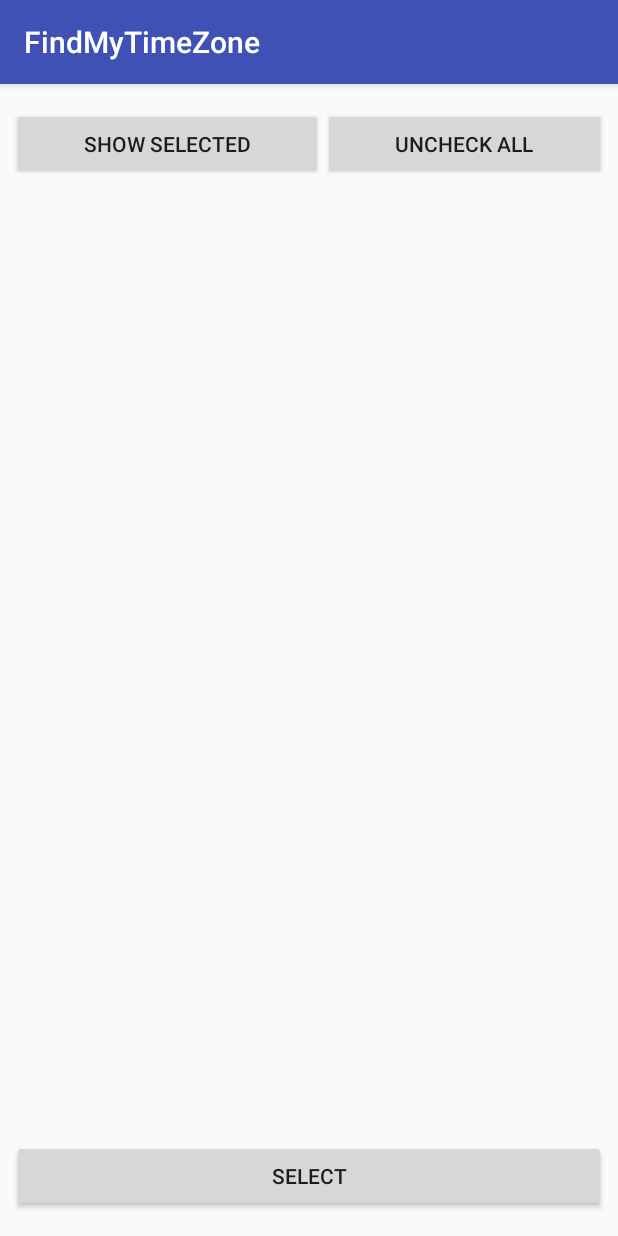
After one commit to patelprashant/FindMyTimeZone, an Android app: the SelectTimezonesActivity screen opened directly, with no data from a screen before it, on a phone screen of 412 x 824 dp. The commit adds this screen. Run offline under Robolectric (Android 15) with nearby library versions, the phone set to English and light mode, and no system bars.

Commit message:
Added layout for selection of timezones and action to floating button

```diff
--- a/app/src/main/AndroidManifest.xml
+++ b/app/src/main/AndroidManifest.xml
@@ -16,7 +16,8 @@
                 <category android:name="android.intent.category.LAUNCHER" />
             </intent-filter>
         </activity>
-        <activity android:name=".TimeZoneActivity"></activity>
+        <activity android:name=".TimeZoneActivity" />
+        <activity android:name=".SelectTimezonesActivity"></activity>
     </application>
 
 </manifest>
--- a/app/src/main/java/com/example/findmytimezone/MainActivity.kt
+++ b/app/src/main/java/com/example/findmytimezone/MainActivity.kt
@@ -12,6 +12,11 @@ import kotlinx.android.synthetic.main.activity_main.*
 import java.text.DateFormat
 import java.text.SimpleDateFormat
 import java.util.*
+import kotlin.collections.ArrayList
+
+
+
+
 
 
 class MainActivity : AppCompatActivity(), OnSeekBarChangeListener, View.OnClickListener {
@@ -50,12 +55,24 @@ class MainActivity : AppCompatActivity(), OnSeekBarChangeListener, View.OnClickL
         seekBarView!!.setOnSeekBarChangeListener(this)
         dateButtonView?.setOnClickListener(this)
 
+        setupListViewAdapter()
+        listViewMainView!!.onItemClickListener = AdapterView.OnItemClickListener { adapterView, view, i, l ->
+            selectedTimeZoneMain = TimeZone.getTimeZone(selectedTimezonesMain[i])
+            convertTimeZoneData(userTimeZone, selectedTimeZoneMain)
+        }
+    }
+
+    fun selectTimezones(view: View) {
+        val bundle = Bundle()
+        bundle.putStringArrayList("selectedTimezones", ArrayList(Arrays.asList(selectedTimezonesMain[0])))
+        val intent = Intent(this, SelectTimezonesActivity::class.java)
+        intent.putExtra("selectedTimezonesBundle", bundle)
+        startActivityForResult(intent, 2)
+    }
+
+    private fun setupListViewAdapter() {
         val adapterMain = ArrayAdapter<String>(this, android.R.layout.simple_list_item_1, android.R.id.text1, selectedTimezonesMain)
         listViewMainView?.adapter = adapterMain
-        listViewMainView!!.onItemClickListener = AdapterView.OnItemClickListener{ adapterView, view, i, l ->
-            selectedTimeZoneMain = TimeZone.getTimeZone(selectedTimezonesMain[i])
-            convertTimeZoneData(userTimeZone,selectedTimeZoneMain)
-        }
     }
 
 
@@ -78,7 +95,7 @@ class MainActivity : AppCompatActivity(), OnSeekBarChangeListener, View.OnClickL
         val myFormat = "MM/dd/yyyy"
         val sdf = SimpleDateFormat(myFormat, Locale.US)
         dateButtonView?.text = sdf.format(calendar.time)
-        convertTimeZoneData(userTimeZone,selectedTimeZoneMain)
+        convertTimeZoneData(userTimeZone, selectedTimeZoneMain)
     }
 
     //timezone button click
@@ -95,7 +112,7 @@ class MainActivity : AppCompatActivity(), OnSeekBarChangeListener, View.OnClickL
             timeZoneButtonView!!.text = timeZoneData
             userTimeZone = TimeZone.getTimeZone(timeZoneData)
         }
-        convertTimeZoneData(userTimeZone,selectedTimeZoneMain)
+        convertTimeZoneData(userTimeZone, selectedTimeZoneMain)
     }
 
     //dateButtonView click
@@ -127,7 +144,7 @@ class MainActivity : AppCompatActivity(), OnSeekBarChangeListener, View.OnClickL
             localDate.minutes = 0
         }
         seekBar?.progress = localDate.hours
-        convertTimeZoneData(userTimeZone,selectedTimeZoneMain)
+        convertTimeZoneData(userTimeZone, selectedTimeZoneMain)
     }
 
     override fun onStartTrackingTouch(seekBar: SeekBar?) {
--- /dev/null
+++ b/app/src/main/java/com/example/findmytimezone/SelectTimezonesActivity.kt
@@ -0,0 +1,12 @@
+package com.example.findmytimezone
+
+import android.os.Bundle
+import android.support.v7.app.AppCompatActivity
+
+class SelectTimezonesActivity : AppCompatActivity() {
+
+    override fun onCreate(savedInstanceState: Bundle?) {
+        super.onCreate(savedInstanceState)
+        setContentView(R.layout.activity_select_timezones)
+    }
+}
--- a/app/src/main/res/layout/activity_main.xml
+++ b/app/src/main/res/layout/activity_main.xml
@@ -101,6 +101,7 @@
         android:layout_marginRight="16dp"
         android:layout_marginTop="16dp"
         android:clickable="true"
+        android:onClick="selectTimezones"
         android:tint="@android:color/white"
         app:layout_constraintRight_toRightOf="parent"
         app:layout_constraintTop_toTopOf="parent"
--- /dev/null
+++ b/app/src/main/res/layout/activity_select_timezones.xml
@@ -0,0 +1,68 @@
+<?xml version="1.0" encoding="utf-8"?>
+<android.support.constraint.ConstraintLayout xmlns:android="http://schemas.android.com/apk/res/android"
+    xmlns:app="http://schemas.android.com/apk/res-auto"
+    xmlns:tools="http://schemas.android.com/tools"
+    android:layout_width="match_parent"
+    android:layout_height="match_parent"
+    tools:context="com.example.findmytimezone.SelectTimezonesActivity">
+
+    <LinearLayout
+        android:id="@+id/linearLayout"
+        android:layout_width="0dp"
+        android:layout_height="wrap_content"
+        android:layout_marginEnd="8dp"
+        android:layout_marginStart="8dp"
+        android:layout_marginTop="16dp"
+        android:orientation="horizontal"
+        app:layout_constraintEnd_toEndOf="parent"
+        app:layout_constraintStart_toStartOf="parent"
+        app:layout_constraintTop_toTopOf="parent">
+
+        <Button
+            android:layout_width="wrap_content"
+            android:layout_height="wrap_content"
+            android:layout_weight="1"
+            android:onClick="showCheckedData"
+            android:text="Show Selected" />
+
+        <Button
+            android:layout_width="wrap_content"
+            android:layout_height="wrap_content"
+            android:layout_weight="1"
+            android:onClick="uncheckAllData"
+            android:text="Uncheck All" />
+
+    </LinearLayout>
+
+    <ListView
+        android:id="@+id/listView"
+        android:layout_width="0dp"
+        android:layout_height="0dp"
+        android:layout_marginBottom="8dp"
+        android:layout_marginEnd="8dp"
+        android:layout_marginStart="8dp"
+        android:layout_marginTop="8dp"
+        android:choiceMode="multipleChoice"
+        app:layout_constraintBottom_toTopOf="@+id/doneButton"
+        app:layout_constraintEnd_toEndOf="parent"
+        app:layout_constraintLeft_toLeftOf="parent"
+        app:layout_constraintRight_toRightOf="parent"
+        app:layout_constraintStart_toStartOf="parent"
+        app:layout_constraintTop_toBottomOf="@+id/linearLayout" />
+
+    <Button
+        android:id="@+id/doneButton"
+        android:layout_width="0dp"
+        android:layout_height="wrap_content"
+        android:layout_marginBottom="16dp"
+        android:layout_marginEnd="8dp"
+        android:layout_marginStart="8dp"
+        android:onClick="doneSelection"
+        android:text="Select"
+        app:layout_constraintBottom_toBottomOf="parent"
+        app:layout_constraintEnd_toEndOf="parent"
+        app:layout_constraintLeft_toLeftOf="parent"
+        app:layout_constraintRight_toRightOf="parent"
+        app:layout_constraintStart_toStartOf="parent" />
+
+</android.support.constraint.ConstraintLayout>
```
